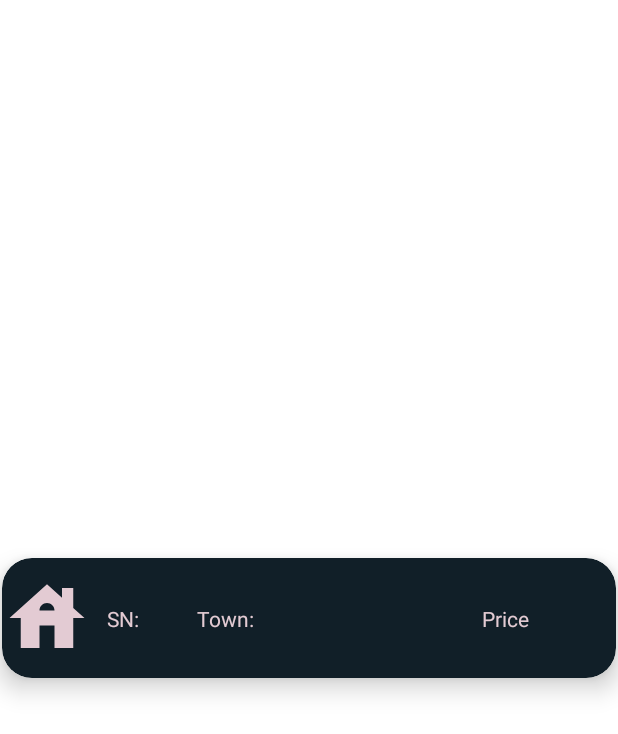
After one commit to treesturn/PropertyResale_Application, an Android app: the layout recycler_view_row.xml on its own in the app's theme, with its tools: preview values and no code run, on a phone screen of 412 x 824 dp. The commit adds this screen. Shown: the top 734 px of the screen. Run offline under Robolectric (Android 15) with nearby library versions, the phone set to English and light mode, and no system bars.

Commit message:
Added Recycler View for housing list

```diff
--- a/app/src/main/AndroidManifest.xml
+++ b/app/src/main/AndroidManifest.xml
@@ -14,7 +14,10 @@
         android:theme="@style/Theme.PropertyResale_App"
         tools:targetApi="31">
         <activity
-            android:name=".MainActivity"
+            android:name=".guest_account"
+            android:exported="false" />
+        <activity
+            android:name=".sign_page"
             android:exported="true">
             <intent-filter>
                 <action android:name="android.intent.action.MAIN" />
--- a/app/src/main/res/drawable/gradient_background.xml
+++ b/app/src/main/res/drawable/gradient_background.xml
@@ -3,8 +3,8 @@
     <item>
         <shape>
             <gradient android:angle="90"
-                android:startColor="#141e30"
-                android:endColor="#243b55"
+                android:startColor="#222121"
+                android:endColor="#605553"
                 android:type="linear"/>
         </shape>
     </item>
--- /dev/null
+++ b/app/src/main/res/drawable/ic_baseline_house_24.xml
@@ -0,0 +1,5 @@
+<vector android:height="60dp" android:tint="#FFFFFF"
+    android:viewportHeight="24" android:viewportWidth="24"
+    android:width="60dp" xmlns:android="http://schemas.android.com/apk/res/android">
+    <path android:fillColor="@android:color/white" android:pathData="M19,9.3V4h-3v2.6L12,3L2,12h3v8h5v-6h4v6h5v-8h3L19,9.3zM10,10c0,-1.1 0.9,-2 2,-2s2,0.9 2,2H10z"/>
+</vector>
--- a/app/src/main/res/layout/activity_main.xml
+++ b/app/src/main/res/layout/activity_sign_page.xml
@@ -4,8 +4,8 @@
     xmlns:tools="http://schemas.android.com/tools"
     android:layout_width="match_parent"
     android:layout_height="match_parent"
-    tools:context=".MainActivity"
-    android:background="@drawable/gradient_background">
+    tools:context=".sign_page"
+    android:background="#222121">
 
     <TextView
         android:id="@+id/sign_in"
--- /dev/null
+++ b/app/src/main/res/layout/recycler_view_row.xml
@@ -0,0 +1,70 @@
+<?xml version="1.0" encoding="utf-8"?>
+<androidx.constraintlayout.widget.ConstraintLayout xmlns:android="http://schemas.android.com/apk/res/android"
+    xmlns:app="http://schemas.android.com/apk/res-auto"
+    xmlns:tools="http://schemas.android.com/tools"
+    android:layout_width="match_parent"
+    android:layout_height="match_parent">
+
+    <androidx.cardview.widget.CardView
+        android:layout_width="409dp"
+        android:layout_height="80dp"
+        app:layout_constraintBottom_toBottomOf="parent"
+        app:layout_constraintEnd_toEndOf="parent"
+        app:layout_constraintStart_toStartOf="parent"
+        app:layout_constraintTop_toTopOf="parent"
+        app:cardBackgroundColor="@color/blueblack"
+        app:cardCornerRadius="20dp"
+        app:cardElevation="10dp">
+
+        <androidx.constraintlayout.widget.ConstraintLayout
+            android:layout_width="match_parent"
+            android:layout_height="match_parent">
+
+            <ImageView
+                app:layout_constraintStart_toStartOf="parent"
+                app:layout_constraintTop_toTopOf="parent"
+                app:layout_constraintBottom_toBottomOf="parent"
+                android:id="@+id/imageView"
+                android:layout_width="wrap_content"
+                android:layout_height="wrap_content"
+                app:srcCompat="@drawable/ic_baseline_house_24"
+                app:tint="@color/tanAccent" />
+
+            <TextView
+                android:id="@+id/SN"
+                app:layout_constraintStart_toStartOf="parent"
+                app:layout_constraintTop_toTopOf="parent"
+                app:layout_constraintBottom_toBottomOf="parent"
+                android:layout_marginStart="70sp"
+                android:text="SN:"
+                android:layout_width="wrap_content"
+                android:layout_height="wrap_content"
+                android:textColor="@color/tanAccent"/>
+
+            <TextView
+                android:id="@+id/town"
+                app:layout_constraintStart_toStartOf="parent"
+                app:layout_constraintTop_toTopOf="parent"
+                app:layout_constraintBottom_toBottomOf="parent"
+                android:layout_marginStart="130dp"
+                android:text="Town: "
+                android:layout_width="wrap_content"
+                android:layout_height="wrap_content"
+                android:textColor="@color/tanAccent"/>
+
+            <TextView
+                android:id="@+id/price"
+                app:layout_constraintStart_toStartOf="parent"
+                app:layout_constraintTop_toTopOf="parent"
+                app:layout_constraintBottom_toBottomOf="parent"
+                android:layout_marginStart="320dp"
+                android:text="Price"
+                android:layout_width="wrap_content"
+                android:layout_height="wrap_content"
+                android:textColor="@color/tanAccent" />
+
+        </androidx.constraintlayout.widget.ConstraintLayout>
+
+    </androidx.cardview.widget.CardView>
+
+</androidx.constraintlayout.widget.ConstraintLayout>
--- a/app/src/main/res/values/colors.xml
+++ b/app/src/main/res/values/colors.xml
@@ -7,4 +7,7 @@
     <color name="teal_700">#FF018786</color>
     <color name="black">#FF000000</color>
     <color name="white">#FFFFFFFF</color>
+    <color name="blueblack">#111f28</color>
+    <color name="tanAccent">#e3cbd3</color>
+
 </resources>
--- a/app/src/main/res/values/strings.xml
+++ b/app/src/main/res/values/strings.xml
@@ -1,6 +1,6 @@
 <resources>
 
-<!--    login page-->
+    <!--    login page-->
     <string name="app_name">Database_PropertyApp</string>
     <string name="Username">Username</string>
     <string name="Password">Password</string>
```
Also changed, not shown: app/src/main/java/com/example/propertyresale_app/DatabaseHelper.java (+7 -0 lines), app/src/main/java/com/example/propertyresale_app/Property_RecyclerViewAdapater.java (added, +68 -0 lines), app/src/main/java/com/example/propertyresale_app/guest_account.java (added, +56 -0 lines), app/src/main/java/com/example/propertyresale_app/sign_page.java (renamed from app/src/main/java/com/example/propertyresale_app/MainActivity.java, +23 -8 lines), app/src/main/res/drawable/rounded_rect.xml (added, +8 -0 lines), app/src/main/res/layout/activity_guest_account.xml (added, +67 -0 lines).
